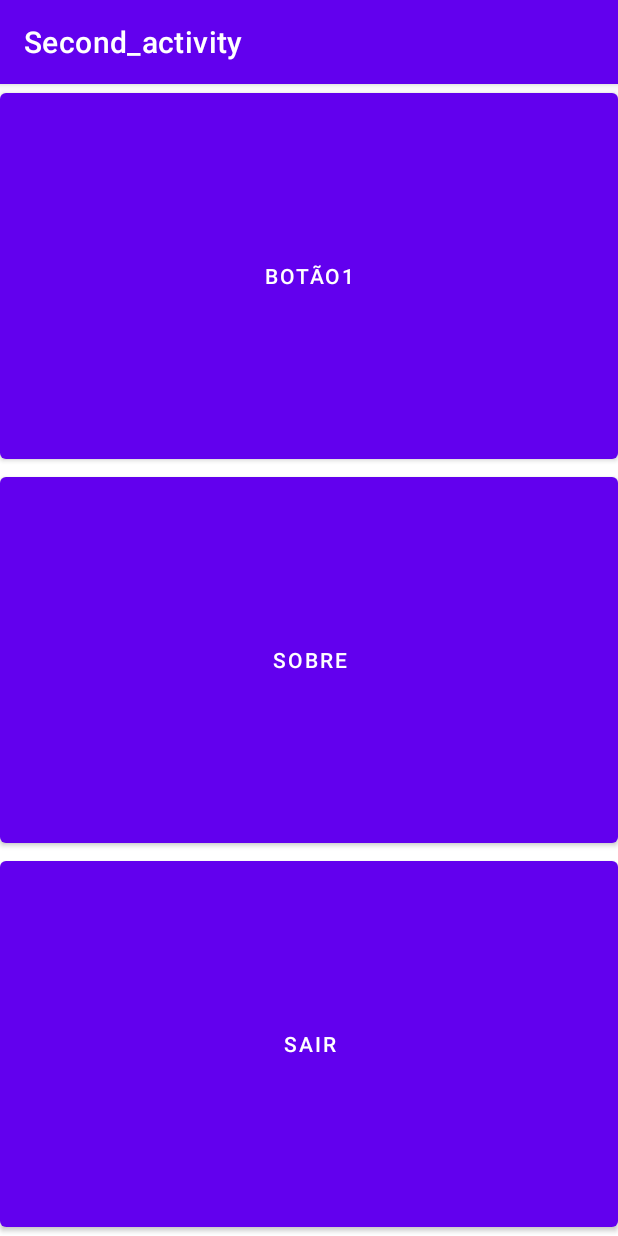
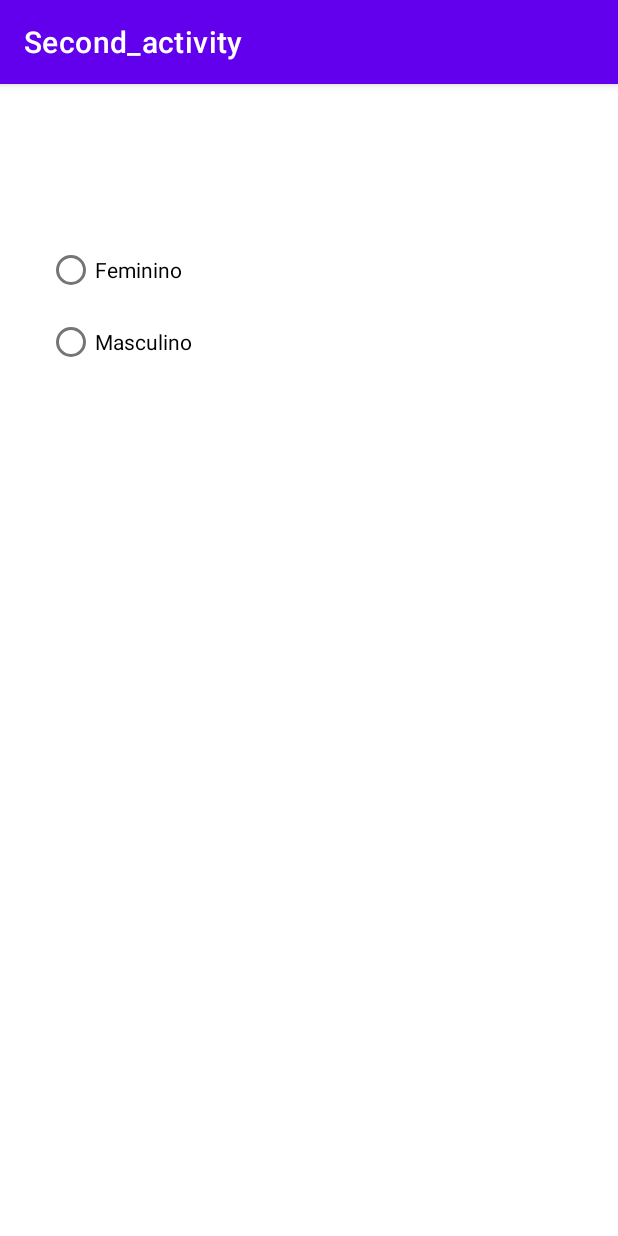
Before and after one commit to rickrribeiro/DevMobile_Subject, an Android app: the screen it shows after launch (MainActivity before the commit, ConfigActivity after it), after a tap on "BOTÃO1", on a phone screen of 412 x 824 dp. Run offline under Robolectric (Android 15) with nearby library versions, the light colour scheme and no system bars.

Commit message:
third activity

```diff
--- a/Second_activity/app/src/main/AndroidManifest.xml
+++ b/Second_activity/app/src/main/AndroidManifest.xml
@@ -9,6 +9,9 @@
         android:roundIcon="@mipmap/ic_launcher_round"
         android:supportsRtl="true"
         android:theme="@style/Theme.Second_activity">
+        <activity
+            android:name=".ConfigActivity"
+            android:exported="true" />
         <activity
             android:name=".AboutActivity"
             android:exported="true" />
--- /dev/null
+++ b/Second_activity/app/src/main/java/com/example/second_activity/ConfigActivity.kt
@@ -0,0 +1,27 @@
+package com.example.second_activity
+
+import androidx.appcompat.app.AppCompatActivity
+import android.os.Bundle
+import android.widget.CompoundButton
+import android.widget.RadioButton
+import android.widget.Toast
+
+class ConfigActivity : AppCompatActivity(), CompoundButton.OnCheckedChangeListener {
+    override fun onCreate(savedInstanceState: Bundle?) {
+        super.onCreate(savedInstanceState)
+        setContentView(R.layout.activity_config)
+        var rbMale:RadioButton;var rbFemale:RadioButton;
+        rbMale = findViewById(R.id.radioMale) as RadioButton
+        rbFemale = findViewById(R.id.radioFemale) as RadioButton
+        rbMale.setOnCheckedChangeListener(this)
+        rbFemale.setOnCheckedChangeListener(this)
+    }
+
+    override fun onCheckedChanged(p0: CompoundButton?, p1: Boolean) {
+      if(p0?.id==R.id.radioMale && p1){
+          Toast.makeText(this,"Masculino", Toast.LENGTH_SHORT).show()
+      }else{
+          Toast.makeText(this,"Feminino", Toast.LENGTH_SHORT).show()
+      }
+    }
+}
--- a/Second_activity/app/src/main/java/com/example/second_activity/MainActivity.kt
+++ b/Second_activity/app/src/main/java/com/example/second_activity/MainActivity.kt
@@ -28,6 +28,9 @@ class MainActivity : AppCompatActivity(), View.OnClickListener {
             var intent = Intent(this, AboutActivity::class.java)
             startActivity(intent)
         }
-
+        if (p0.id == R.id.button1){
+            var intentConfig = Intent(this, ConfigActivity::class.java)
+            startActivity(intentConfig)
+        }
     }
 }
--- /dev/null
+++ b/Second_activity/app/src/main/res/layout/activity_config.xml
@@ -0,0 +1,38 @@
+<?xml version="1.0" encoding="utf-8"?>
+<androidx.constraintlayout.widget.ConstraintLayout xmlns:android="http://schemas.android.com/apk/res/android"
+    xmlns:app="http://schemas.android.com/apk/res-auto"
+    xmlns:tools="http://schemas.android.com/tools"
+    android:layout_width="match_parent"
+    android:layout_height="match_parent"
+    tools:context=".ConfigActivity">
+
+    <LinearLayout
+        android:layout_width="349dp"
+        android:layout_height="98dp"
+        android:layout_marginStart="32dp"
+        android:layout_marginTop="100dp"
+        android:layout_marginEnd="32dp"
+        android:orientation="horizontal"
+        app:layout_constraintEnd_toEndOf="parent"
+        app:layout_constraintStart_toStartOf="parent"
+        app:layout_constraintTop_toTopOf="parent">
+
+        <RadioGroup
+            android:layout_width="match_parent"
+            android:layout_height="match_parent">
+
+            <RadioButton
+                android:id="@+id/radioFemale"
+                android:layout_width="match_parent"
+                android:layout_height="wrap_content"
+                android:text="@string/radio_female" />
+
+            <RadioButton
+                android:id="@+id/radioMale"
+                android:layout_width="match_parent"
+                android:layout_height="wrap_content"
+                android:text="@string/radio_male" />
+        </RadioGroup>
+    </LinearLayout>
+
+</androidx.constraintlayout.widget.ConstraintLayout>
--- a/Second_activity/app/src/main/res/values/strings.xml
+++ b/Second_activity/app/src/main/res/values/strings.xml
@@ -4,4 +4,6 @@
     <string name="button2_txt">Sobre</string>
     <string name="button3_txt">Sair</string>
     <string name="button4_txt" translatable="false">Botão 4</string>
+    <string name="radio_male" translatable="false">Masculino</string>
+    <string name="radio_female" translatable="false">Feminino</string>
 </resources>
```
